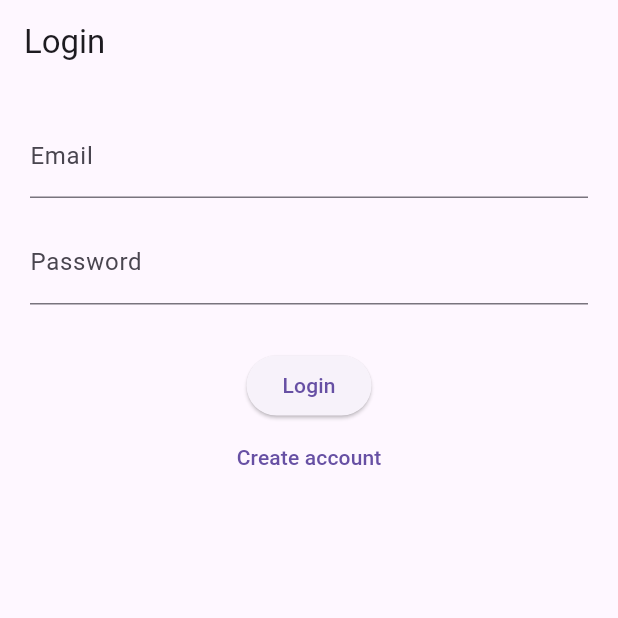
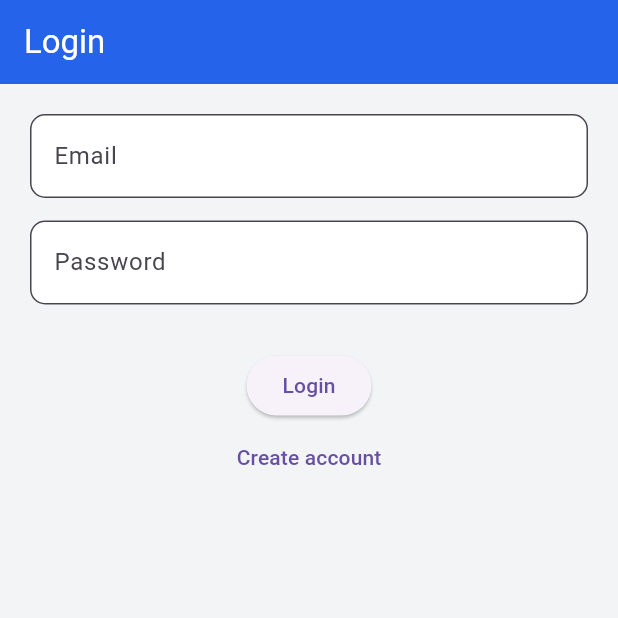
Before and after one commit to angeumutoni/kigali-city-directory, a Flutter app: the screen it shows after launch, on a phone screen of 412 x 824 dp, the top half of it. Run offline on Flutter 3.47's test engine with Material 3 defaults, Android fonts, the phone set to English and light mode, and no system bars; our stand-ins replace cloud_firestore, firebase_auth, firebase_core, google_maps_flutter; accounts and stored records are empty.

Commit message:
Updating main.dart to match all the changes made to the UI as well as the database settings

```diff
--- a/lib/main.dart
+++ b/lib/main.dart
@@ -1,12 +1,16 @@
 import 'package:flutter/material.dart';
-import 'package:provider/provider.dart';
+import 'package:firebase_core/firebase_core.dart';
+import 'firebase_options.dart';
 
-import 'providers/auth_provider.dart';
-import 'providers/listing_provider.dart';
 import 'screens/login_screen.dart';
-import 'screens/directory_screen.dart';
 
-void main() {
+void main() async {
+  WidgetsFlutterBinding.ensureInitialized();
+
+  await Firebase.initializeApp(
+    options: DefaultFirebaseOptions.currentPlatform,
+  );
+
   runApp(const KigaliDirectoryApp());
 }
 
@@ -15,34 +19,26 @@
 
   @override
   Widget build(BuildContext context) {
-    return MultiProvider(
-      providers: [
-        ChangeNotifierProvider(create: (_) => AuthProvider()),
-        ChangeNotifierProvider(create: (_) => ListingProvider()),
-      ],
-      child: MaterialApp(
-        debugShowCheckedModeBanner: false,
-        title: "Kigali Directory",
-        theme: ThemeData(
-          primarySwatch: Colors.blue,
+    return MaterialApp(
+      title: "Kigali City Directory",
+      debugShowCheckedModeBanner: false,
+      theme: ThemeData(
+        primaryColor: const Color(0xFF2563EB),
+        scaffoldBackgroundColor: const Color(0xFFF3F4F6),
+        appBarTheme: const AppBarTheme(
+          backgroundColor: Color(0xFF2563EB),
+          foregroundColor: Colors.white,
+          elevation: 0,
         ),
-        home: const RootScreen(),
+        inputDecorationTheme: InputDecorationTheme(
+          filled: true,
+          fillColor: Colors.white,
+          border: OutlineInputBorder(
+            borderRadius: BorderRadius.circular(10),
+          ),
+        ),
       ),
+      home: const LoginScreen(),
     );
   }
 }
-
-class RootScreen extends StatelessWidget {
-  const RootScreen({super.key});
-
-  @override
-  Widget build(BuildContext context) {
-    final auth = Provider.of<AuthProvider>(context);
-
-    if (auth.isLoggedIn) {
-      return const DirectoryScreen();
-    } else {
-      return const LoginScreen();
-    }
-  }
-}
```
